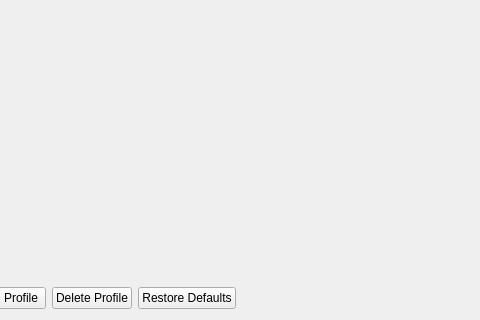
This is pcsx2-qt/Settings/ControllerSettingsWindow.ui in PCSX2/pcsx2 as Qt 5 draws it before an edit; both pictures show x 441 to 921 and y 360 to 680 of the 1305 by 680 pixel window. The edited form follows.
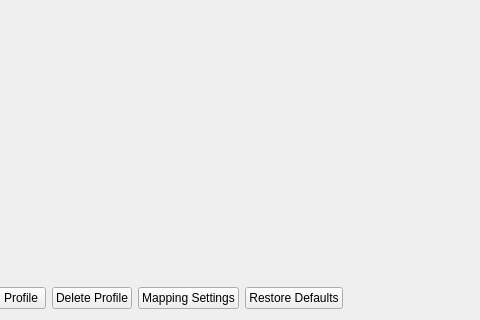
This is the edited form. Icons and pictures are not drawn.

Commit message:
Qt: Make "Ignore Inversion" a global mapping setting
Instead of being specific to DInput.

```diff
--- a/pcsx2-qt/Settings/ControllerSettingsWindow.ui
+++ b/pcsx2-qt/Settings/ControllerSettingsWindow.ui
@@ -123,6 +123,16 @@
          </property>
         </widget>
        </item>
+       <item>
+        <widget class="QPushButton" name="mappingSettings">
+         <property name="text">
+          <string>Mapping Settings</string>
+         </property>
+         <property name="icon">
+          <iconset theme="settings-3-line"/>
+         </property>
+        </widget>
+       </item>
        <item>
         <widget class="QPushButton" name="restoreDefaults">
          <property name="text">
```
The commit also changes 15 other files.
